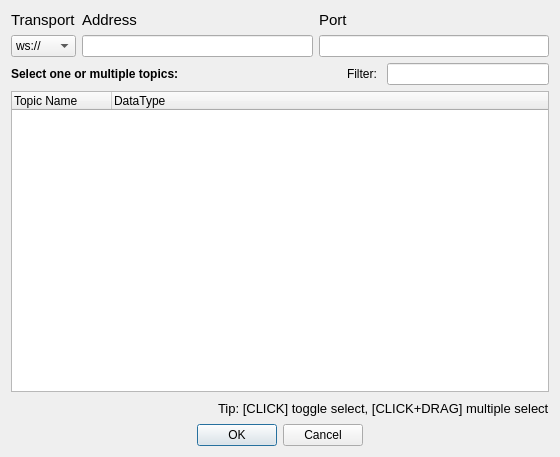
This is plotjuggler_plugins/DataStreamWebsocketBridge/websocket_client.ui in facontidavide/PlotJuggler as Qt 5 draws it before an edit. The edited form follows.
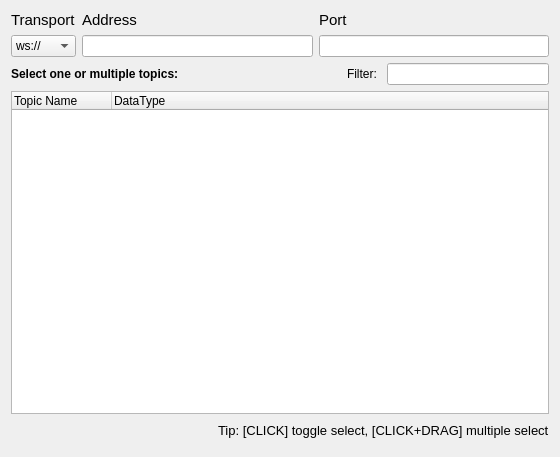
This is the edited form. Custom widgets are drawn as their Qt base class.

```diff
--- a/plotjuggler_plugins/DataStreamWebsocketBridge/websocket_client.ui
+++ b/plotjuggler_plugins/DataStreamWebsocketBridge/websocket_client.ui
@@ -150,9 +150,9 @@
    <item>
     <layout class="QHBoxLayout" name="horizontalLayout_4">
      <item>
-      <spacer name="horizontalSpacer_2">
+      <spacer name="horizontalSpacer_3">
        <property name="orientation">
-        <enum>Qt::Orientation::Horizontal</enum>
+        <enum>Qt::Horizontal</enum>
        </property>
        <property name="sizeHint" stdset="0">
         <size>
@@ -179,7 +179,7 @@
    <item>
     <widget class="QDialogButtonBox" name="buttonBox">
      <property name="standardButtons">
-      <set>QDialogButtonBox::StandardButton::Cancel|QDialogButtonBox::StandardButton::Ok</set>
+      <set>QDialogButtonBox::NoButton</set>
      </property>
      <property name="centerButtons">
       <bool>true</bool>
```
Left out of the diff: 10 changed lines with no effect on the pictures.
